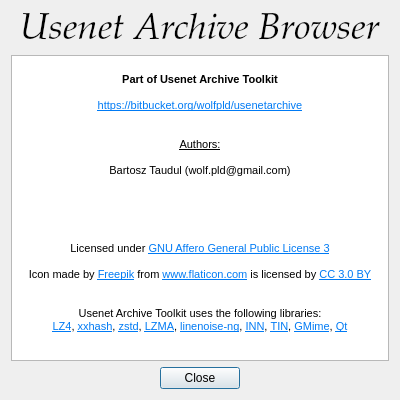
Before: the Qt Designer form browser/about.ui in wolfpld/usenetarchive, drawn with Qt 5.
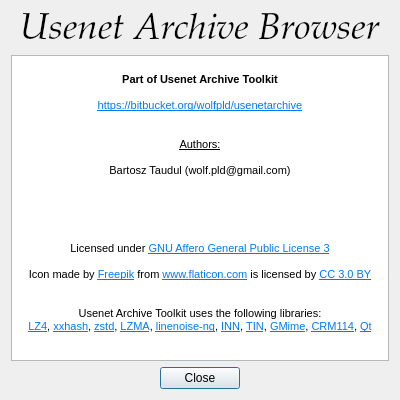
After: the same form once the commit is applied.

Commit message: Add CRM114 to about box.

```diff
--- a/browser/about.ui
+++ b/browser/about.ui
@@ -71,7 +71,7 @@
 &lt;p align=&quot;center&quot; style=&quot;-qt-paragraph-type:empty; margin-top:0px; margin-bottom:0px; margin-left:0px; margin-right:0px; -qt-block-indent:0; text-indent:0px;&quot;&gt;&lt;br /&gt;&lt;/p&gt;
 &lt;p align=&quot;center&quot; style=&quot;-qt-paragraph-type:empty; margin-top:0px; margin-bottom:0px; margin-left:0px; margin-right:0px; -qt-block-indent:0; text-indent:0px;&quot;&gt;&lt;br /&gt;&lt;/p&gt;
 &lt;p align=&quot;center&quot; style=&quot; margin-top:0px; margin-bottom:0px; margin-left:0px; margin-right:0px; -qt-block-indent:0; text-indent:0px;&quot;&gt;Usenet Archive Toolkit uses the following libraries:&lt;/p&gt;
-&lt;p align=&quot;center&quot; style=&quot; margin-top:0px; margin-bottom:0px; margin-left:0px; margin-right:0px; -qt-block-indent:0; text-indent:0px;&quot;&gt;&lt;a href=&quot;https://github.com/Cyan4973/lz4&quot;&gt;&lt;span style=&quot; font-size:8pt; text-decoration: underline; color:#007af4;&quot;&gt;LZ4&lt;/span&gt;&lt;/a&gt;, &lt;a href=&quot;https://github.com/Cyan4973/xxHash&quot;&gt;&lt;span style=&quot; font-size:8pt; text-decoration: underline; color:#007af4;&quot;&gt;xxhash&lt;/span&gt;&lt;/a&gt;, &lt;a href=&quot;https://github.com/Cyan4973/zstd&quot;&gt;&lt;span style=&quot; font-size:8pt; text-decoration: underline; color:#007af4;&quot;&gt;zstd&lt;/span&gt;&lt;/a&gt;, &lt;a href=&quot;http://www.7-zip.org/sdk.html&quot;&gt;&lt;span style=&quot; font-size:8pt; text-decoration: underline; color:#007af4;&quot;&gt;LZMA&lt;/span&gt;&lt;/a&gt;, &lt;a href=&quot;https://github.com/arangodb/linenoise-ng&quot;&gt;&lt;span style=&quot; font-size:8pt; text-decoration: underline; color:#007af4;&quot;&gt;linenoise-ng&lt;/span&gt;&lt;/a&gt;, &lt;a href=&quot;https://www.eyrie.org/~eagle/software/inn/&quot;&gt;&lt;span style=&quot; font-size:8pt; text-decoration: underline; color:#007af4;&quot;&gt;INN&lt;/span&gt;&lt;/a&gt;, &lt;a href=&quot;http://www.tin.org/&quot;&gt;&lt;span style=&quot; font-size:8pt; text-decoration: underline; color:#007af4;&quot;&gt;TIN&lt;/span&gt;&lt;/a&gt;, &lt;a href=&quot;http://spruce.sourceforge.net/gmime/&quot;&gt;&lt;span style=&quot; font-size:8pt; text-decoration: underline; color:#007af4;&quot;&gt;GMime&lt;/span&gt;&lt;/a&gt;, &lt;a href=&quot;http://www.qt.io/&quot;&gt;&lt;span style=&quot; font-size:8pt; text-decoration: underline; color:#007af4;&quot;&gt;Qt&lt;/span&gt;&lt;/a&gt;&lt;/p&gt;&lt;/body&gt;&lt;/html&gt;</string>
+&lt;p align=&quot;center&quot; style=&quot; margin-top:0px; margin-bottom:0px; margin-left:0px; margin-right:0px; -qt-block-indent:0; text-indent:0px;&quot;&gt;&lt;a href=&quot;https://github.com/Cyan4973/lz4&quot;&gt;&lt;span style=&quot; font-size:8pt; text-decoration: underline; color:#007af4;&quot;&gt;LZ4&lt;/span&gt;&lt;/a&gt;, &lt;a href=&quot;https://github.com/Cyan4973/xxHash&quot;&gt;&lt;span style=&quot; font-size:8pt; text-decoration: underline; color:#007af4;&quot;&gt;xxhash&lt;/span&gt;&lt;/a&gt;, &lt;a href=&quot;https://github.com/Cyan4973/zstd&quot;&gt;&lt;span style=&quot; font-size:8pt; text-decoration: underline; color:#007af4;&quot;&gt;zstd&lt;/span&gt;&lt;/a&gt;, &lt;a href=&quot;http://www.7-zip.org/sdk.html&quot;&gt;&lt;span style=&quot; font-size:8pt; text-decoration: underline; color:#007af4;&quot;&gt;LZMA&lt;/span&gt;&lt;/a&gt;, &lt;a href=&quot;https://github.com/arangodb/linenoise-ng&quot;&gt;&lt;span style=&quot; font-size:8pt; text-decoration: underline; color:#007af4;&quot;&gt;linenoise-ng&lt;/span&gt;&lt;/a&gt;, &lt;a href=&quot;https://www.eyrie.org/~eagle/software/inn/&quot;&gt;&lt;span style=&quot; font-size:8pt; text-decoration: underline; color:#007af4;&quot;&gt;INN&lt;/span&gt;&lt;/a&gt;, &lt;a href=&quot;http://www.tin.org/&quot;&gt;&lt;span style=&quot; font-size:8pt; text-decoration: underline; color:#007af4;&quot;&gt;TIN&lt;/span&gt;&lt;/a&gt;, &lt;a href=&quot;http://spruce.sourceforge.net/gmime/&quot;&gt;&lt;span style=&quot; font-size:8pt; text-decoration: underline; color:#007af4;&quot;&gt;GMime&lt;/span&gt;&lt;/a&gt;, &lt;a href=&quot;http://crm114.sourceforge.net/&quot;&gt;&lt;span style=&quot; font-size:8pt; text-decoration: underline; color:#007af4;&quot;&gt;CRM114&lt;/span&gt;&lt;/a&gt;, &lt;a href=&quot;http://www.qt.io/&quot;&gt;&lt;span style=&quot; font-size:8pt; text-decoration: underline; color:#007af4;&quot;&gt;Qt&lt;/span&gt;&lt;/a&gt;&lt;/p&gt;&lt;/body&gt;&lt;/html&gt;</string>
        </property>
        <property name="textInteractionFlags">
         <set>Qt::TextBrowserInteraction</set>
```
